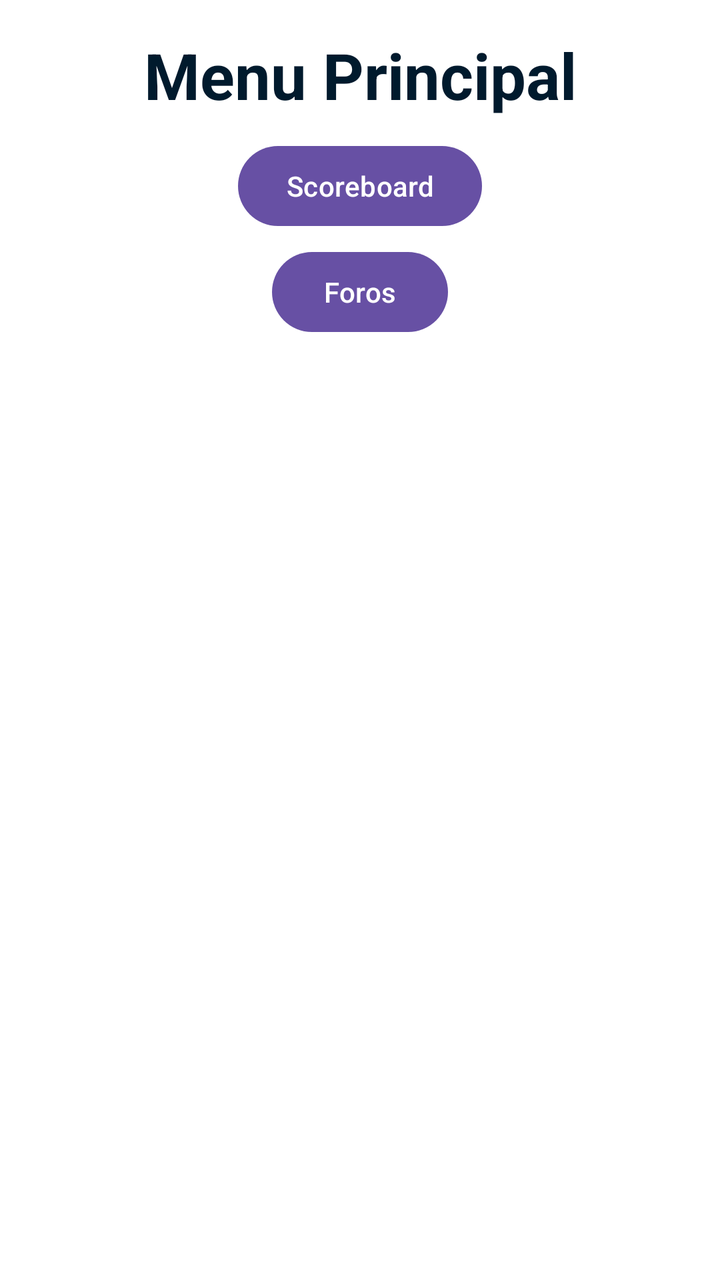
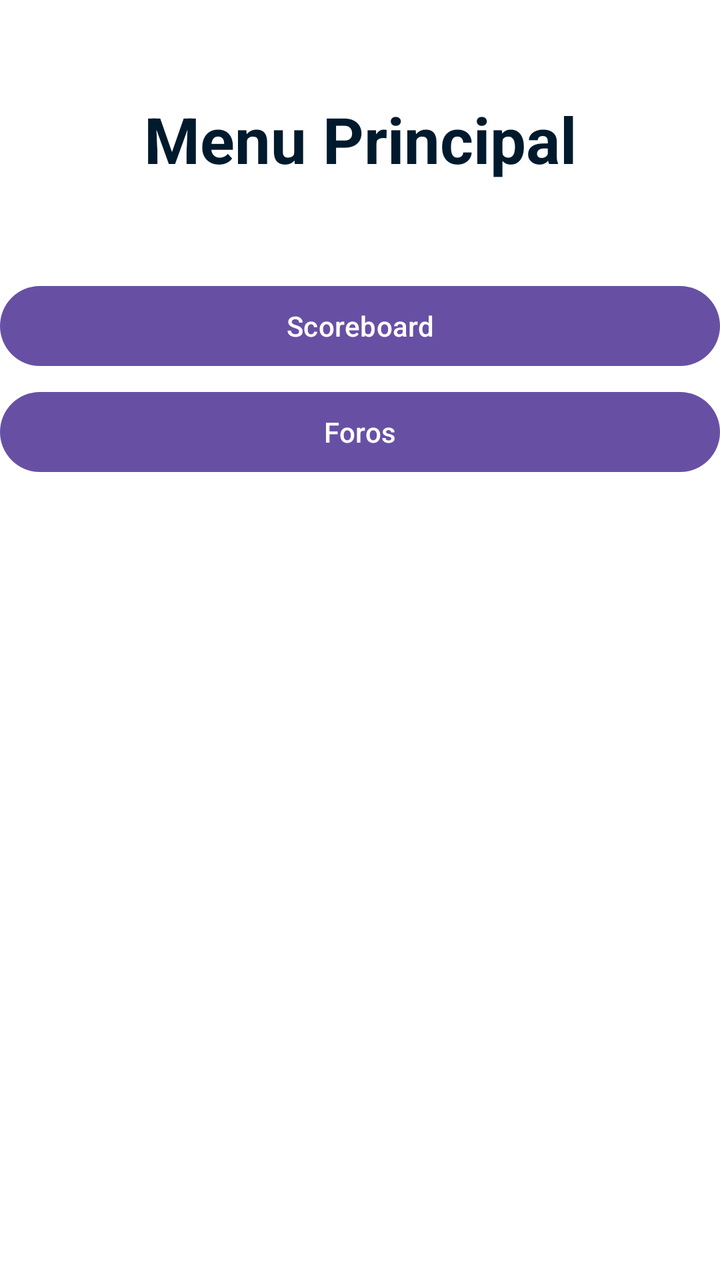

An Android layout rendered at two revisions. The XML below is the earlier revision; the diff shows what the commit changed to produce the second picture.
<!-- AndroidManifest.xml: application theme Theme.FerrolApp -->
<!-- res/layout/fragment_inicio.xml -->
<?xml version="1.0" encoding="utf-8"?>
<androidx.constraintlayout.widget.ConstraintLayout xmlns:android="http://schemas.android.com/apk/res/android"
    android:layout_width="match_parent"
    android:layout_height="match_parent"
    xmlns:app="http://schemas.android.com/apk/res-auto"
    android:background="#FFFFFF">

    <TextView
        android:id="@+id/title"
        android:layout_width="wrap_content"
        android:layout_height="wrap_content"
        android:text="Menu Principal"
        android:textSize="32sp"
        android:textStyle="bold"
        android:textColor="#001a2d"
        app:layout_constraintTop_toTopOf="parent"
        app:layout_constraintStart_toStartOf="parent"
        app:layout_constraintEnd_toEndOf="parent"
        android:layout_marginTop="16dp"/>

    <Button
        android:id="@+id/btn_scoreboard"
        android:text="Scoreboard"
        android:layout_width="wrap_content"
        android:layout_height="wrap_content"
        app:layout_constraintStart_toStartOf="parent"
        app:layout_constraintEnd_toEndOf="parent"
        app:layout_constraintTop_toBottomOf="@+id/title"
        android:layout_marginTop="10dp"/>

    <Button
        android:id="@+id/btn_foros"
        android:text="Foros"
        android:layout_width="wrap_content"
        android:layout_height="wrap_content"
        app:layout_constraintStart_toStartOf="parent"
        app:layout_constraintEnd_toEndOf="parent"
        app:layout_constraintTop_toBottomOf="@+id/btn_scoreboard"
        android:layout_marginTop="5dp"/>

    <androidx.recyclerview.widget.RecyclerView
        android:id="@+id/rvScoreboard"
        android:layout_width="match_parent"
        android:layout_height="0dp"
        android:layout_margin="16dp"
        app:layout_constraintTop_toBottomOf="@+id/btn_foros"
        app:layout_constraintBottom_toBottomOf="parent" />

</androidx.constraintlayout.widget.ConstraintLayout>
<!-- resources referenced by this layout -->
<resources>
  <style name="Theme.FerrolApp" parent="Base.Theme.FerrolApp" />
  <style name="Base.Theme.FerrolApp" parent="Theme.Material3.DayNight.NoActionBar">
          
          
      </style>
</resources>

<!-- the commit's change to res/layout/fragment_inicio.xml (unified diff, before → after) -->
@@ -16,34 +16,27 @@
         app:layout_constraintTop_toTopOf="parent"
         app:layout_constraintStart_toStartOf="parent"
         app:layout_constraintEnd_toEndOf="parent"
-        android:layout_marginTop="16dp"/>
+        android:layout_marginTop="48dp"/>
 
     <Button
         android:id="@+id/btn_scoreboard"
         android:text="Scoreboard"
-        android:layout_width="wrap_content"
+        android:layout_width="0dp"
         android:layout_height="wrap_content"
         app:layout_constraintStart_toStartOf="parent"
         app:layout_constraintEnd_toEndOf="parent"
         app:layout_constraintTop_toBottomOf="@+id/title"
-        android:layout_marginTop="10dp"/>
+        android:layout_marginTop="48dp"/>
 
     <Button
         android:id="@+id/btn_foros"
         android:text="Foros"
-        android:layout_width="wrap_content"
+        android:layout_width="0dp"
         android:layout_height="wrap_content"
         app:layout_constraintStart_toStartOf="parent"
         app:layout_constraintEnd_toEndOf="parent"
         app:layout_constraintTop_toBottomOf="@+id/btn_scoreboard"
         android:layout_marginTop="5dp"/>
 
-    <androidx.recyclerview.widget.RecyclerView
-        android:id="@+id/rvScoreboard"
-        android:layout_width="match_parent"
-        android:layout_height="0dp"
-        android:layout_margin="16dp"
-        app:layout_constraintTop_toBottomOf="@+id/btn_foros"
-        app:layout_constraintBottom_toBottomOf="parent" />
 
 </androidx.constraintlayout.widget.ConstraintLayout>
